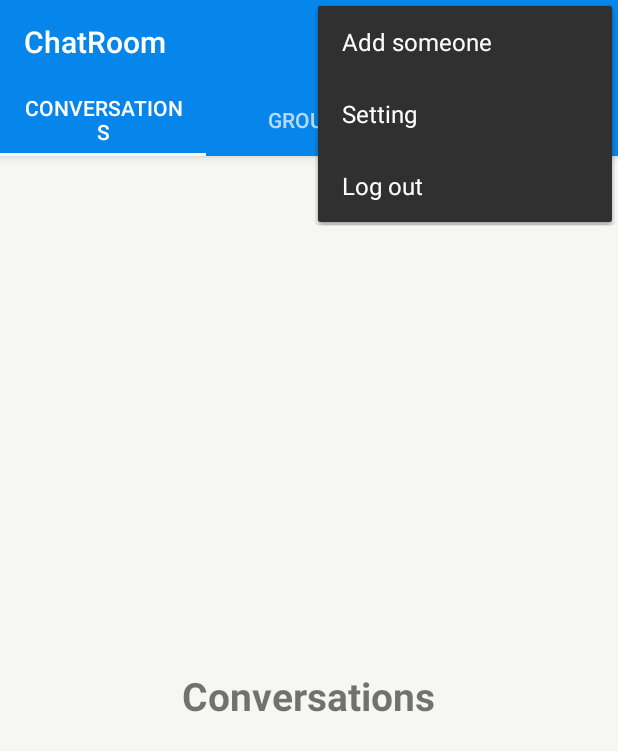
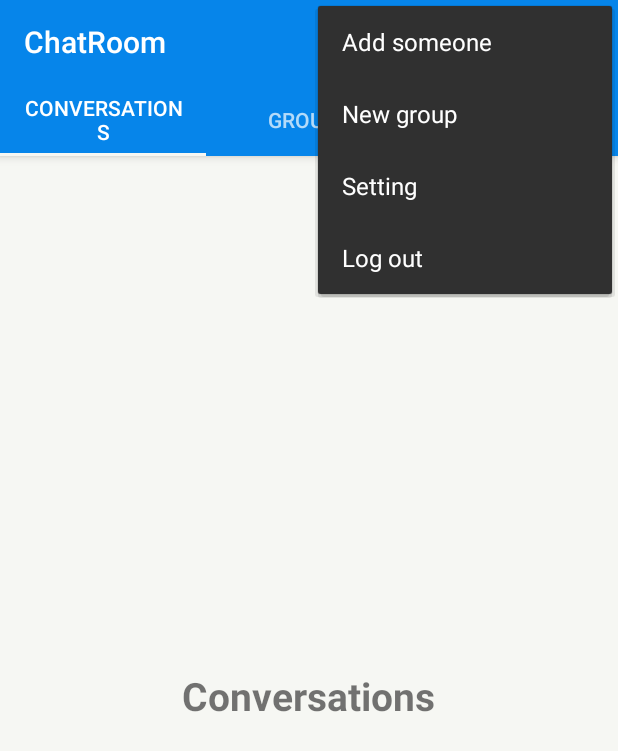
Before and after one commit to Hongda-W/ChatRoom, an Android app: the MainActivity screen opened directly, with no data from a screen before it, with the options menu open, on a phone screen of 412 x 824 dp. Shown: the top 751 px of the screen. Run offline under Robolectric (Android 15) with nearby library versions, the phone set to English and light mode, and no system bars; our stand-ins replace Firebase (no records; nobody signed in at launch, a user with empty details on screens opened directly); 1 statement that could not run was skipped.

Commit message:
Adding function to create group conversation.

```diff
--- a/app/src/main/res/menu/menu_options.xml
+++ b/app/src/main/res/menu/menu_options.xml
@@ -4,6 +4,12 @@
     <item
         android:id="@+id/menu_add_someone"
         android:title="Add someone"
+        app:showAsAction="never">
+    </item>
+
+    <item
+        android:id="@+id/menu_new_group"
+        android:title="New group"
         app:showAsAction="never">
     </item>
 
--- a/app/src/main/res/values/styles.xml
+++ b/app/src/main/res/values/styles.xml
@@ -7,4 +7,8 @@
         <item name="colorAccent">@color/colorAccent</item>
     </style>
 
+    <style name="AlertDialog" parent="Base.Theme.AppCompat.Light.Dialog">
+
+    </style>
+
 </resources>
```
Also changed, not shown: app/src/main/java/com/hongdacode/chatroom/MainActivity.java (+66 -4 lines).
